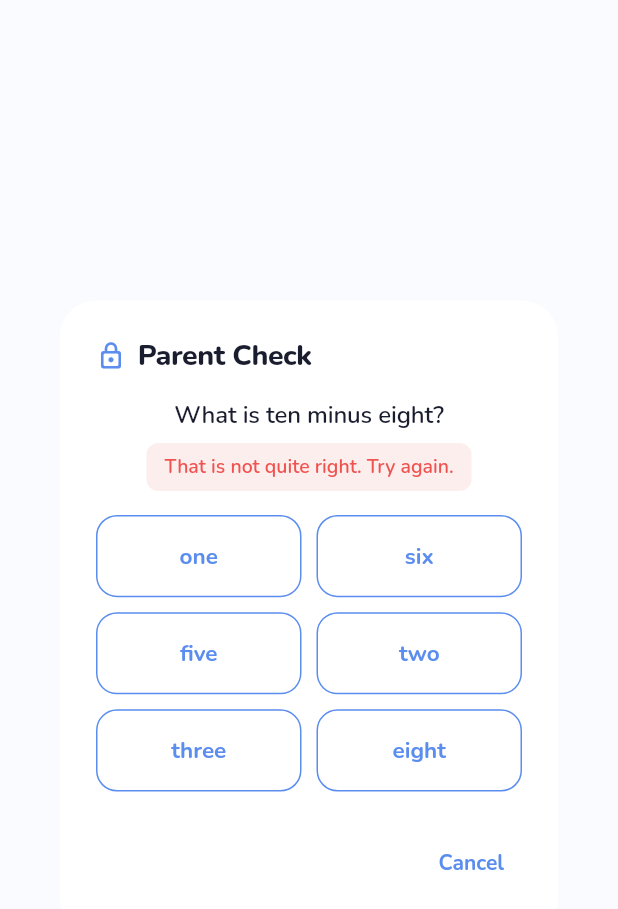
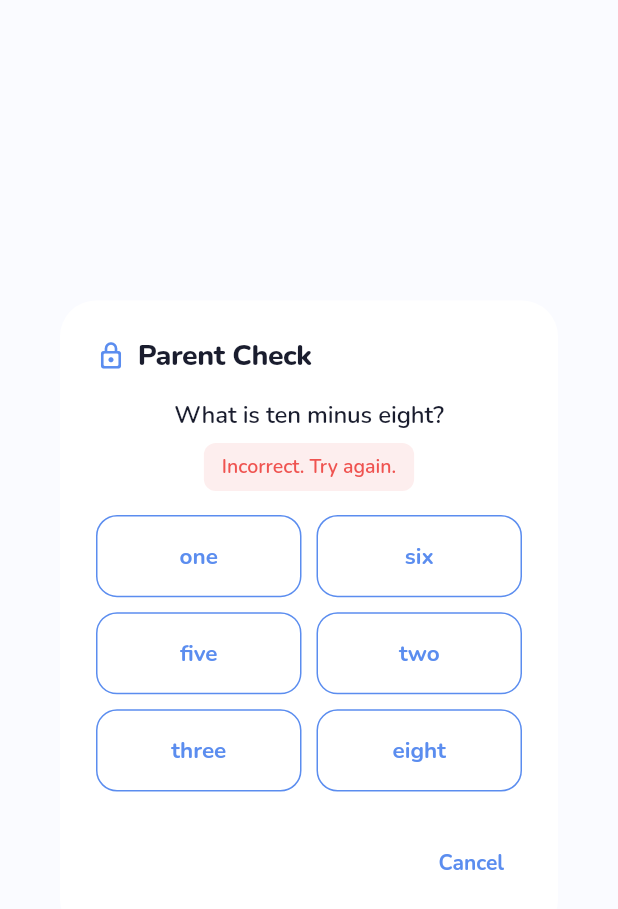
Before and after one commit to nikkyzam/Kids-app, a Flutter app: the ParentalGateDialog widget shown alone on an empty page, opened directly, after a tap on "one", on a phone screen of 412 x 824 dp. Shown: the top 909 px of the screen. Run offline on Flutter 3.47's test engine with Material 3 defaults, Android fonts, the phone set to English and light mode, and no system bars; our stand-ins replace confetti, file_picker, flutter_local_notifications, image_picker, in_app_purchase, pdf and 7 more; accounts and stored records are empty.

Commit message:
fix: preserve parental gate failure message

```diff
--- a/lib/widgets/parental_gate_dialog.dart
+++ b/lib/widgets/parental_gate_dialog.dart
@@ -147,7 +147,7 @@ class _ParentalGateDialogState extends State<ParentalGateDialog> {
                   color: AppTheme.error.withValues(alpha: 0.1),
                   borderRadius: BorderRadius.circular(8),
                 ),
-                child: const Text('That is not quite right. Try again.',
+                child: const Text('Incorrect. Try again.',
                     style: TextStyle(
                         color: AppTheme.error,
                         fontSize: 13,
```
